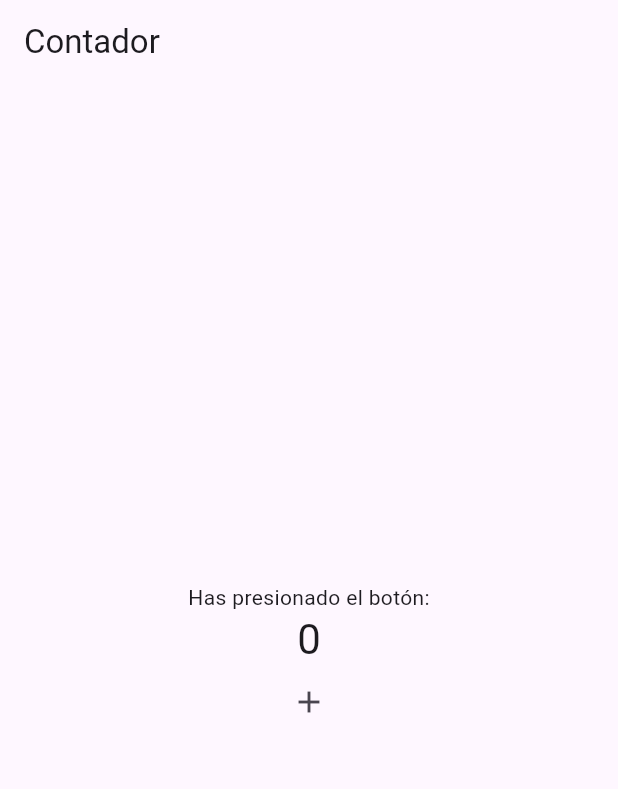
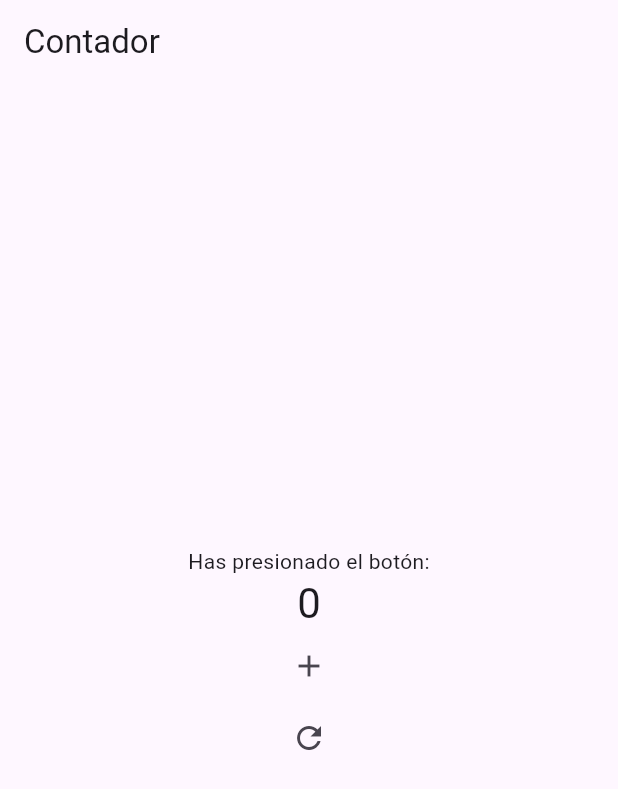
Before and after one commit to PabloGO4/Contador, a Flutter app: the screen it shows after launch, on a phone screen of 412 x 824 dp. Shown: the top 789 px of the screen. Run offline on Flutter 3.47's test engine with Material 3 defaults, Android fonts, the phone set to English and light mode, and no system bars.

Commit message:
Botón reinicio

```diff
--- a/lib/main.dart
+++ b/lib/main.dart
@@ -30,6 +30,11 @@ class _CounterScreenState extends State<CounterScreen> {
       _counter++;
     });
   }
+  void _resetCounter() {
+    setState(() {
+      _counter = 0;
+    });
+  }
 
   @override
   Widget build(BuildContext context) {
@@ -53,6 +58,11 @@ class _CounterScreenState extends State<CounterScreen> {
               onPressed: _incrementCounter,
               tooltip: 'Sumar',
             ),
+            IconButton(
+              icon: Icon(Icons.refresh),
+              onPressed: _resetCounter,
+              tooltip: 'Reiniciar',
+            ),
           ],
         ),
       ),
```
